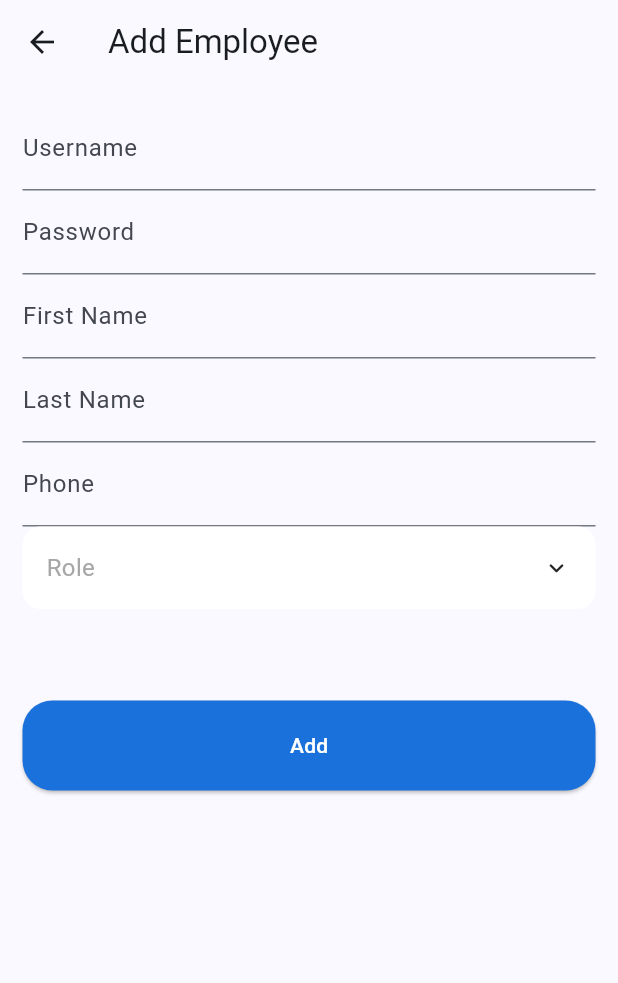
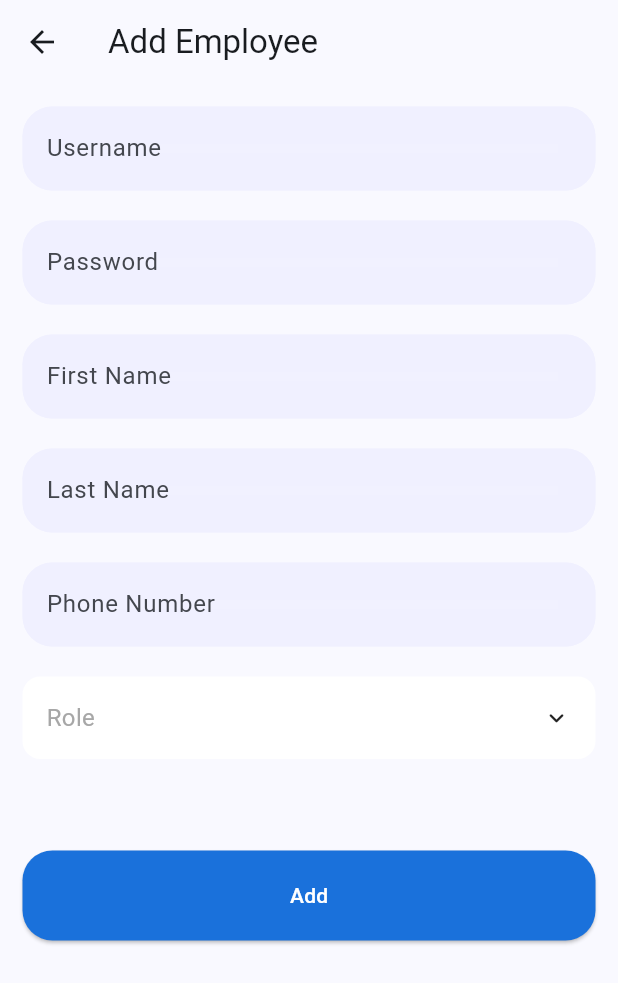
Before and after one commit to ZouheirN/Point-of-Sale-Flutter, a Flutter app: the AddEmployeeScreen screen opened directly, on a phone screen of 412 x 824 dp. Shown: the top 983 px of the screen. Run offline on Flutter 3.47's test engine with Material 2 defaults, Android fonts, the phone set to English and light mode, and no system bars; drawn by our look-alikes of animated_custom_dropdown, overlay_support; our stand-ins replace gap, hive_flutter, pull_to_refresh, sqflite; missing offline and left inert: mysql_client; accounts and stored records are empty.

Commit message:
added secondary text field

```diff
--- a/lib/screens/add_employee_screen.dart
+++ b/lib/screens/add_employee_screen.dart
@@ -4,6 +4,7 @@ import 'package:flutter/services.dart';
 import 'package:gap/gap.dart';
 import 'package:pos_app/services/mysql_service.dart';
 import 'package:pos_app/widgets/buttons.dart';
+import 'package:pos_app/widgets/textfields.dart';
 
 const List<String> _list = [
   'Admin',
@@ -51,11 +52,9 @@ class _AddEmployeeScreenState extends State<AddEmployeeScreen> {
         child: ListView(
           padding: const EdgeInsets.all(15),
           children: [
-            TextFormField(
+            SecondaryTextField(
               controller: _usernameController,
-              decoration: const InputDecoration(
-                labelText: 'Username',
-              ),
+              labelText: 'Username',
               validator: (value) {
                 if (value == null || value.isEmpty) {
                   return 'Please enter a username';
@@ -63,11 +62,10 @@ class _AddEmployeeScreenState extends State<AddEmployeeScreen> {
                 return null;
               },
             ),
-            TextFormField(
+            const Gap(20),
+            SecondaryTextField(
               controller: _passwordController,
-              decoration: const InputDecoration(
-                labelText: 'Password',
-              ),
+              labelText: 'Password',
               validator: (value) {
                 if (value == null || value.isEmpty) {
                   return 'Please enter a password';
@@ -75,11 +73,11 @@ class _AddEmployeeScreenState extends State<AddEmployeeScreen> {
                 return null;
               },
             ),
-            TextFormField(
+            const Gap(20),
+
+            SecondaryTextField(
               controller: _fnameController,
-              decoration: const InputDecoration(
-                labelText: 'First Name',
-              ),
+              labelText: 'First Name',
               validator: (value) {
                 if (value == null || value.isEmpty) {
                   return 'Please enter your first name';
@@ -87,11 +85,11 @@ class _AddEmployeeScreenState extends State<AddEmployeeScreen> {
                 return null;
               },
             ),
-            TextFormField(
+            const Gap(20),
+
+            SecondaryTextField(
               controller: _lnameController,
-              decoration: const InputDecoration(
-                labelText: 'Last Name',
-              ),
+              labelText: 'Last Name',
               validator: (value) {
                 if (value == null || value.isEmpty) {
                   return 'Please enter your last name';
@@ -99,12 +97,12 @@ class _AddEmployeeScreenState extends State<AddEmployeeScreen> {
                 return null;
               },
             ),
-            TextFormField(
+            const Gap(20),
+
+            SecondaryTextField(
               controller: _phoneController,
               keyboardType: TextInputType.phone,
-              decoration: const InputDecoration(
-                labelText: 'Phone',
-              ),
+              labelText: 'Phone Number',
               inputFormatters: [
                 FilteringTextInputFormatter.digitsOnly,
               ],
@@ -115,6 +113,8 @@ class _AddEmployeeScreenState extends State<AddEmployeeScreen> {
                 return null;
               },
             ),
+            const Gap(20),
+
             CustomDropdown<String>(
               hintText: 'Role',
               items: _list,
@@ -139,9 +139,7 @@ class _AddEmployeeScreenState extends State<AddEmployeeScreen> {
                         style: TextStyle(color: Colors.grey));
                   });
 
-                  // todo check if user already exists
-
-                  // add to MySQL
+                  // add to MySQL and SQLite
                   final result = await MySQLService.addUser(
                     _usernameController.text,
                     _passwordController.text,
--- a/lib/screens/login_screen.dart
+++ b/lib/screens/login_screen.dart
@@ -98,7 +98,7 @@ class _LoginScreenState extends State<LoginScreen> {
                 children: [
                   PrimaryTextField(
                     formKey: _formKey,
-                    text: "Username",
+                    hintText: "Username",
                     controller: _usernameController,
                     validator: (value) {
                       if (value == null || value.isEmpty) {
@@ -110,7 +110,7 @@ class _LoginScreenState extends State<LoginScreen> {
                   const Gap(20),
                   PrimaryTextField(
                     formKey: _formKey,
-                    text: "Password",
+                    hintText: "Password",
                     obscureText: true,
                     controller: _passwordController,
                     validator: (value) {
--- a/lib/screens/products_screen.dart
+++ b/lib/screens/products_screen.dart
@@ -92,7 +92,7 @@ class _ProductsScreenState extends State<ProductsScreen> {
             padding:
                 const EdgeInsets.only(left: 15, right: 15, top: 15, bottom: 5),
             child: PrimaryTextField(
-              text: 'Search',
+              hintText: 'Search',
               controller: _searchController,
               icon: const Icon(Icons.search_rounded),
               onChanged: _searchProduct,
--- a/lib/widgets/textfields.dart
+++ b/lib/widgets/textfields.dart
@@ -1,23 +1,28 @@
 import 'package:flutter/material.dart';
+import 'package:flutter/src/services/text_formatter.dart';
 
 class PrimaryTextField extends StatefulWidget {
-  final String text;
+  final String? hintText;
   final TextEditingController controller;
   final GlobalKey<FormState>? formKey;
   final bool obscureText;
   final String? Function(String?)? validator;
   final Icon? icon;
   final void Function(String)? onChanged;
+  final TextInputType? keyboardType;
+  final List<TextInputFormatter>? inputFormatters;
 
   const PrimaryTextField({
     super.key,
-    required this.text,
+    required this.hintText,
     required this.controller,
     this.formKey,
     this.obscureText = false,
     this.validator,
     this.icon,
     this.onChanged,
+    this.keyboardType,
+    this.inputFormatters,
   });
 
   @override
@@ -32,9 +37,11 @@ class _PrimaryTextFieldState extends State<PrimaryTextField> {
       cursorColor: Colors.black,
       obscureText: widget.obscureText,
       controller: widget.controller,
+      keyboardType: widget.keyboardType,
+      inputFormatters: widget.inputFormatters,
       decoration: InputDecoration(
         prefixIcon: widget.icon,
-        hintText: widget.text,
+        hintText: widget.hintText,
         focusedBorder: OutlineInputBorder(
             borderRadius: BorderRadius.circular(20),
             borderSide: const BorderSide(width: 0, color: Color(0xF0F0F0FF))),
@@ -54,3 +61,67 @@ class _PrimaryTextFieldState extends State<PrimaryTextField> {
     );
   }
 }
+
+class SecondaryTextField extends StatefulWidget {
+  final String? hintText;
+  final TextEditingController controller;
+  final GlobalKey<FormState>? formKey;
+  final bool obscureText;
+  final String? Function(String?)? validator;
+  final Icon? icon;
+  final void Function(String)? onChanged;
+  final String? labelText;
+  final TextInputType? keyboardType;
+  final List<TextInputFormatter>? inputFormatters;
+
+  const SecondaryTextField({
+    super.key,
+    this.hintText,
+    required this.controller,
+    this.formKey,
+    this.obscureText = false,
+    this.validator,
+    this.icon,
+    this.onChanged,
+    this.labelText,
+    this.keyboardType,
+    this.inputFormatters,
+  });
+
+  @override
+  State<SecondaryTextField> createState() => _SecondaryTextFieldState();
+}
+
+class _SecondaryTextFieldState extends State<SecondaryTextField> {
+  @override
+  Widget build(BuildContext context) {
+    return TextFormField(
+      onChanged: widget.onChanged,
+      cursorColor: Colors.black,
+      obscureText: widget.obscureText,
+      controller: widget.controller,
+      keyboardType: widget.keyboardType,
+      inputFormatters: widget.inputFormatters,
+      decoration: InputDecoration(
+        prefixIcon: widget.icon,
+        hintText: widget.hintText,
+        labelText: widget.labelText,
+        focusedBorder: OutlineInputBorder(
+            borderRadius: BorderRadius.circular(20),
+            borderSide: const BorderSide(width: 25, color: Color(0xF0F0F0FF))),
+        enabledBorder: OutlineInputBorder(
+            borderRadius: BorderRadius.circular(20),
+            borderSide: const BorderSide(width: 25, color: Color(0xF0F0F0FF))),
+        fillColor: const Color(0xF0F0F0FF),
+        filled: true,
+        errorBorder: OutlineInputBorder(
+            borderRadius: BorderRadius.circular(20),
+            borderSide: const BorderSide(width: 25, color: Color(0xF0F0F0FF))),
+        focusedErrorBorder: OutlineInputBorder(
+            borderRadius: BorderRadius.circular(20),
+            borderSide: const BorderSide(width: 25, color: Color(0xF0F0F0FF))),
+      ),
+      validator: widget.validator,
+    );
+  }
+}
```
Also changed, not shown: 1 other file.
